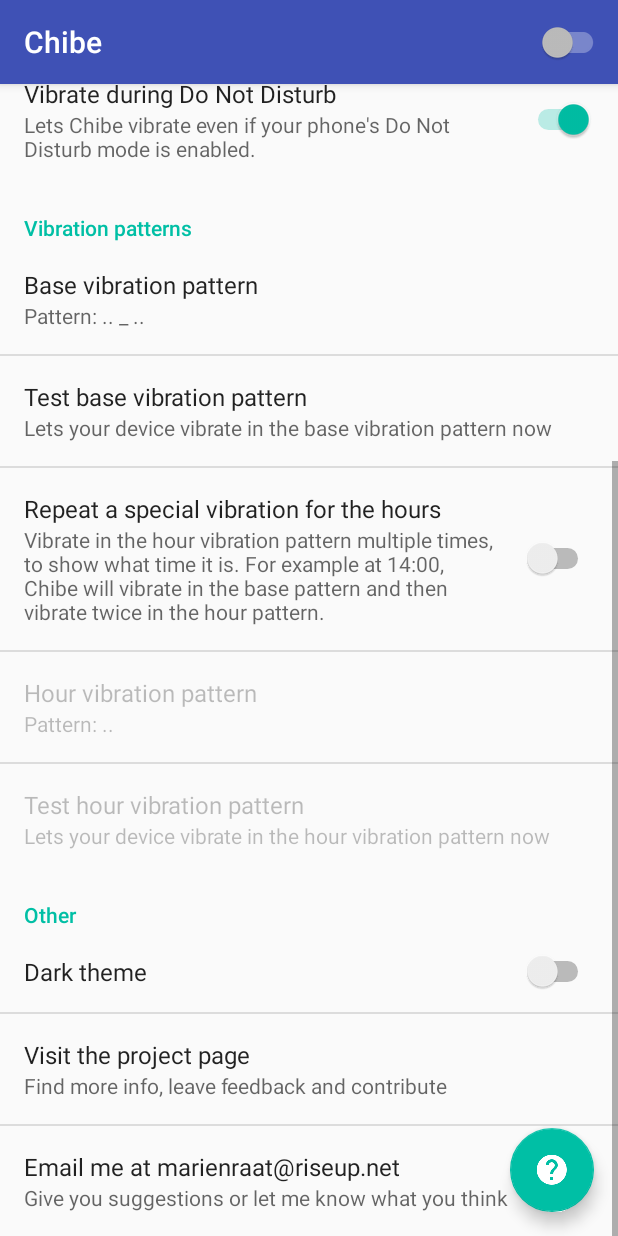
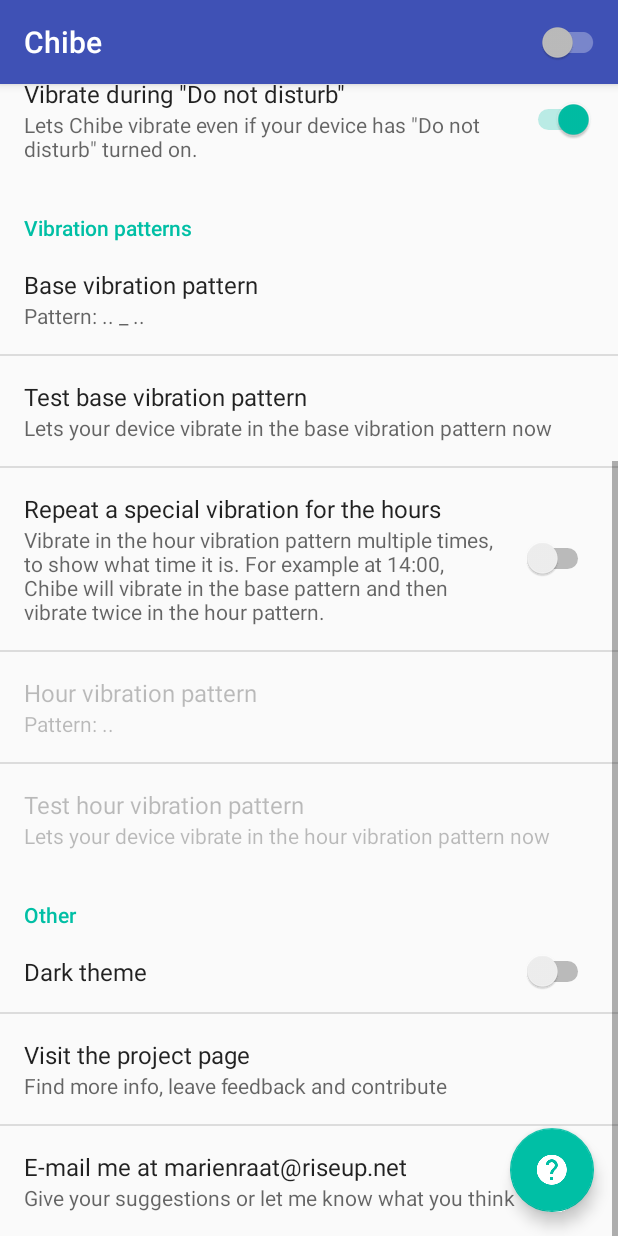
Before and after one commit to raatmarien/chibe, an Android app: the screen it shows after launch (ChibeActivity), scrolled down 537 dp, on a phone screen of 412 x 824 dp. Run offline under Robolectric (Android 15) with nearby library versions, the phone set to English and light mode, and no system bars; libraries missing offline, so code that uses them is left out: com.github.paolorotolo.appintro.

Commit message:
Spelling: device x2, "Do not disturb", e-mail, yours

```diff
--- a/src/main/res/values/strings.xml
+++ b/src/main/res/values/strings.xml
@@ -18,7 +18,7 @@
 
   <!-- Intro -->
   <string name="intro_slide_1_title">Welcome to Chibe!</string>
-  <string name="intro_slide_1_text">In the past, many homes had a chiming or cuckoo\'s clock that would ring every hour. But with the current technology you don\'t need to bother everyone with a loud noise, Chibe can just vibrate your phone for you!</string>
+  <string name="intro_slide_1_text">In the past, many homes had a chiming or cuckoo\'s clock that would ring every hour. But with the current technology you don\'t need to bother everyone with a loud noise, Chibe can just vibrate your device for you!</string>
 
   <string name="intro_slide_2_title">Keep track of time</string>
   <string name="intro_slide_2_text">Effortlessly keep track of the
@@ -36,18 +36,17 @@
 
   <string name="intro_slide_5_title">Get started!</string>
   <string name="intro_slide_5_text">Press the switch in the top right
-  corner to enable Chibe and get started!</string>
+  corner to turn on Chibe and get started!</string>
 
   <!-- Preferences -->
   <string name="pref_category_timing">Timing</string>
   <string name="vibration_interval_preference_title">Vibration interval</string>
   <string name="sleep_start_preference_title">Start sleep at</string>
   <string name="sleep_end_preference_title">End sleep at</string>
-  <string name="vibrate_during_dnd_preference_title">Vibrate during Do
-  Not Disturb</string>
+  <string name="vibrate_during_dnd_preference_title">Vibrate during \"Do
+  not disturb\"</string>
   <string name="vibrate_during_dnd_preference_summary">Lets Chibe
-  vibrate even if your phone\'s Do Not Disturb mode is
-  enabled.</string>
+  vibrate even if your device has \"Do not disturb\" turned on.</string>
   <string name="vibrate_during_calls_preference_title">Vibrate during calls</string>
   <string name="vibrate_during_calls_preference_summary">Lets Chibe vibrate
   while making a call</string>
@@ -78,9 +77,9 @@
   <string name="project_page_preference_summary">Find more info, leave
   feedback and contribute</string>
   <string name="project_page_url">https://github.com/raatmarien/chibe</string>
-  <string name="email_me_preference_title">Email me at
+  <string name="email_me_preference_title">E-mail me at
   marienraat@riseup.net</string>
-  <string name="email_me_preference_summary">Give you suggestions or
+  <string name="email_me_preference_summary">Give your suggestions or
   let me know what you think</string>
   <string name="contact_email_adress">mailto:marienraat@riseup.net</string>
 
```
